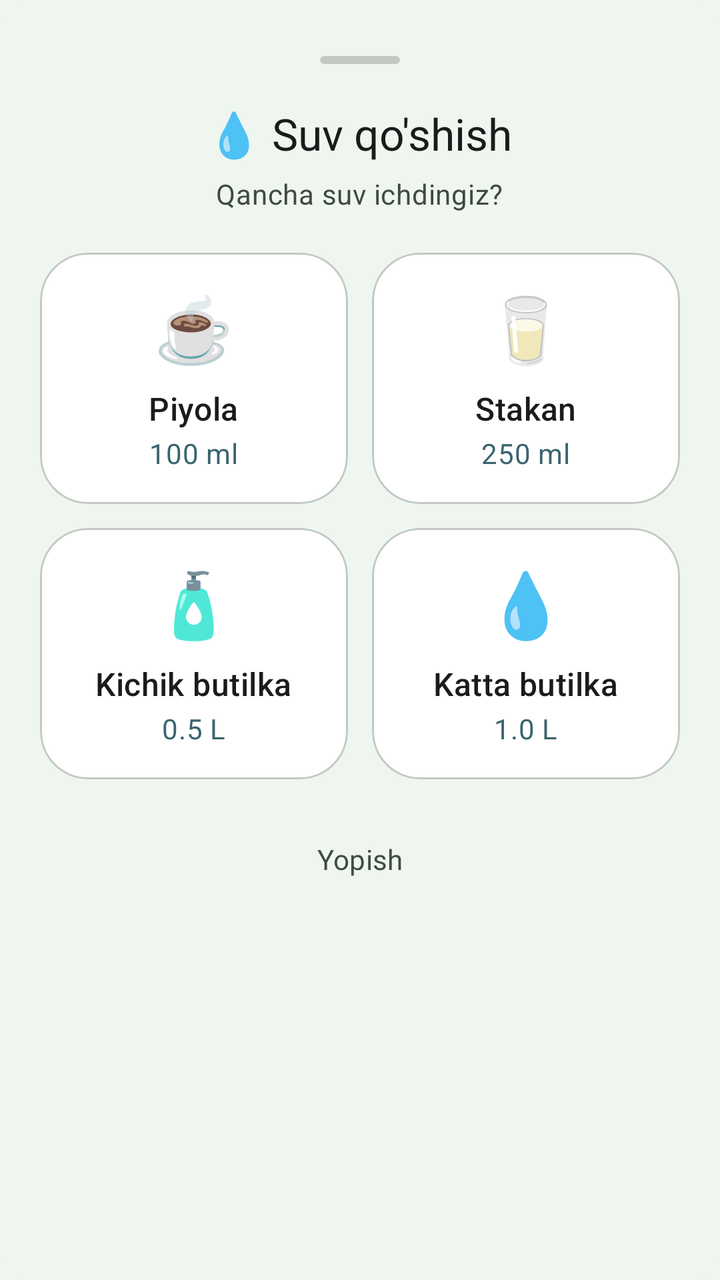
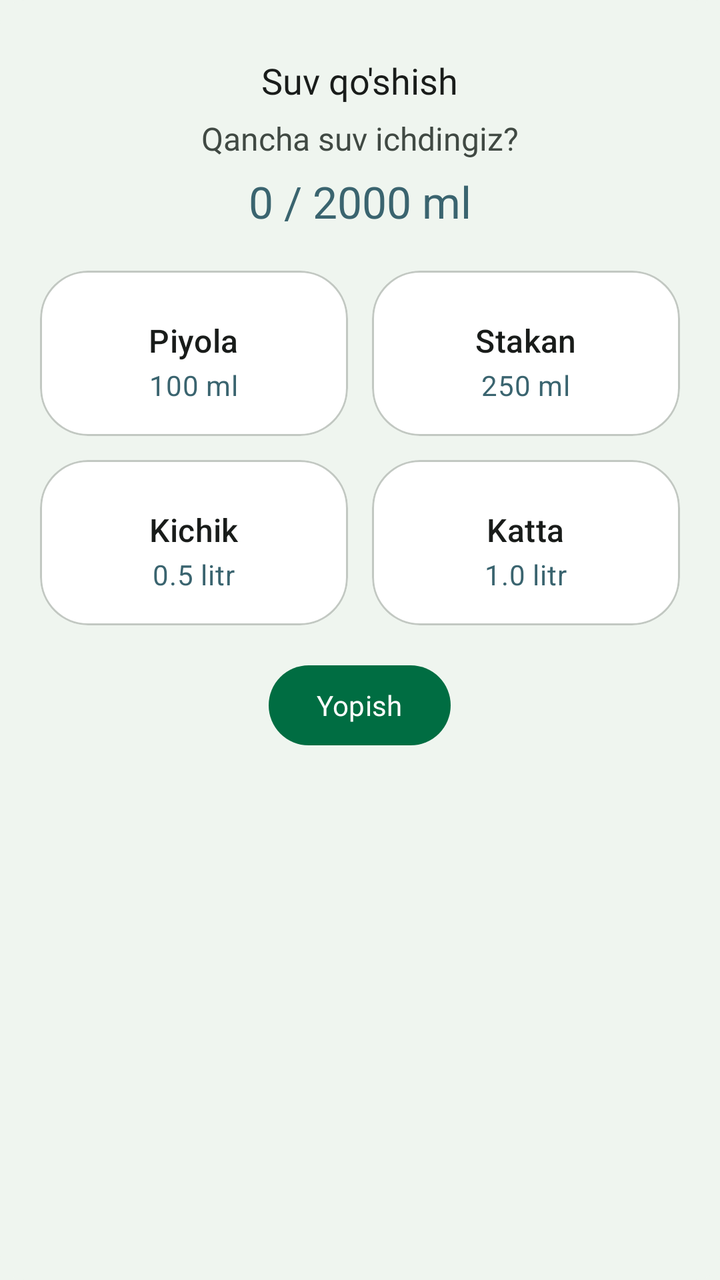

An Android layout rendered at two revisions. The XML below is the earlier revision; the diff shows what the commit changed to produce the second picture.
<!-- AndroidManifest.xml: application theme Theme.Ozamiz -->
<!-- res/layout/dialog_log_water.xml -->
<?xml version="1.0" encoding="utf-8"?>
<LinearLayout xmlns:android="http://schemas.android.com/apk/res/android"
    xmlns:app="http://schemas.android.com/apk/res-auto"
    android:layout_width="match_parent"
    android:layout_height="wrap_content"
    android:background="@drawable/round_lay"
    android:backgroundTint="?attr/colorSurfaceContainer"
    android:orientation="vertical"
    android:paddingHorizontal="20dp"
    android:paddingTop="28dp"
    android:paddingBottom="20dp">

    
    <View
        android:layout_width="40dp"
        android:layout_height="4dp"
        android:layout_gravity="center_horizontal"
        android:layout_marginBottom="20dp"
        android:background="@drawable/round_lay"
        android:backgroundTint="?colorOutlineVariant" />

    
    <TextView
        android:layout_width="wrap_content"
        android:layout_height="wrap_content"
        android:layout_gravity="center"
        android:layout_marginBottom="6dp"
        style="@style/TextAppearance.Material3.TitleLarge"
        android:fontFamily="@font/roboto_bold"
        android:text="💧 Suv qo'shish"
        android:textColor="?colorOnSurface" />

    <TextView
        android:layout_width="wrap_content"
        android:layout_height="wrap_content"
        android:layout_gravity="center"
        android:layout_marginBottom="20dp"
        style="@style/TextAppearance.Material3.BodyMedium"
        android:text="Qancha suv ichdingiz?"
        android:textColor="?colorOnSurfaceVariant" />

    
    <LinearLayout
        android:layout_width="match_parent"
        android:layout_height="wrap_content"
        android:orientation="horizontal">

        
        <com.google.android.material.card.MaterialCardView
            android:id="@+id/card_cup_100"
            android:layout_width="0dp"
            android:layout_height="wrap_content"
            android:layout_marginEnd="6dp"
            android:layout_weight="1"
            android:clickable="true"
            android:focusable="true"
            android:foreground="?selectableItemBackground"
            app:cardBackgroundColor="?attr/colorSurfaceContainerLowest"
            app:cardCornerRadius="24dp"
            app:cardElevation="0dp"
            app:strokeWidth="1dp"
            app:strokeColor="?attr/colorOutlineVariant">

            <LinearLayout
                android:layout_width="match_parent"
                android:layout_height="wrap_content"
                android:gravity="center"
                android:orientation="vertical"
                android:paddingVertical="16dp"
                android:paddingHorizontal="8dp">

                <TextView
                    android:layout_width="wrap_content"
                    android:layout_height="wrap_content"
                    android:text="☕"
                    android:textSize="32sp" />

                <TextView
                    android:layout_width="wrap_content"
                    android:layout_height="wrap_content"
                    android:layout_marginTop="8dp"
                    style="@style/TextAppearance.Material3.TitleMedium"
                    android:fontFamily="@font/roboto_medium"
                    android:text="Piyola"
                    android:textColor="?colorOnSurface" />

                <TextView
                    android:layout_width="wrap_content"
                    android:layout_height="wrap_content"
                    android:layout_marginTop="2dp"
                    style="@style/TextAppearance.Material3.BodyMedium"
                    android:fontFamily="@font/roboto_medium"
                    android:text="100 ml"
                    android:textColor="@color/blue" />
            </LinearLayout>
        </com.google.android.material.card.MaterialCardView>

        
        <com.google.android.material.card.MaterialCardView
            android:id="@+id/card_glass_250"
            android:layout_width="0dp"
            android:layout_height="wrap_content"
            android:layout_marginStart="6dp"
            android:layout_weight="1"
            android:clickable="true"
            android:focusable="true"
            android:foreground="?selectableItemBackground"
            app:cardBackgroundColor="?attr/colorSurfaceContainerLowest"
            app:cardCornerRadius="24dp"
            app:cardElevation="0dp"
            app:strokeWidth="1dp"
            app:strokeColor="?attr/colorOutlineVariant">

            <LinearLayout
                android:layout_width="match_parent"
                android:layout_height="wrap_content"
                android:gravity="center"
                android:orientation="vertical"
                android:paddingVertical="16dp"
                android:paddingHorizontal="8dp">

                <TextView
                    android:layout_width="wrap_content"
                    android:layout_height="wrap_content"
                    android:text="🥛"
                    android:textSize="32sp" />

                <TextView
                    android:layout_width="wrap_content"
                    android:layout_height="wrap_content"
                    android:layout_marginTop="8dp"
                    style="@style/TextAppearance.Material3.TitleMedium"
                    android:fontFamily="@font/roboto_medium"
                    android:text="Stakan"
                    android:textColor="?colorOnSurface" />

                <TextView
                    android:layout_width="wrap_content"
                    android:layout_height="wrap_content"
                    android:layout_marginTop="2dp"
                    style="@style/TextAppearance.Material3.BodyMedium"
                    android:fontFamily="@font/roboto_medium"
                    android:text="250 ml"
                    android:textColor="@color/blue" />
            </LinearLayout>
        </com.google.android.material.card.MaterialCardView>
    </LinearLayout>

    
    <LinearLayout
        android:layout_width="match_parent"
        android:layout_height="wrap_content"
        android:layout_marginTop="12dp"
        android:orientation="horizontal">

        
        <com.google.android.material.card.MaterialCardView
            android:id="@+id/card_bottle_500"
            android:layout_width="0dp"
            android:layout_height="wrap_content"
            android:layout_marginEnd="6dp"
            android:layout_weight="1"
            android:clickable="true"
            android:focusable="true"
            android:foreground="?selectableItemBackground"
            app:cardBackgroundColor="?attr/colorSurfaceContainerLowest"
            app:cardCornerRadius="24dp"
            app:cardElevation="0dp"
            app:strokeWidth="1dp"
            app:strokeColor="?attr/colorOutlineVariant">

            <LinearLayout
                android:layout_width="match_parent"
                android:layout_height="wrap_content"
                android:gravity="center"
                android:orientation="vertical"
                android:paddingVertical="16dp"
                android:paddingHorizontal="8dp">

                <TextView
                    android:layout_width="wrap_content"
                    android:layout_height="wrap_content"
                    android:text="🧴"
                    android:textSize="32sp" />

                <TextView
                    android:layout_width="wrap_content"
                    android:layout_height="wrap_content"
                    android:layout_marginTop="8dp"
                    style="@style/TextAppearance.Material3.TitleMedium"
                    android:fontFamily="@font/roboto_medium"
                    android:text="Kichik butilka"
                    android:textColor="?colorOnSurface" />

                <TextView
                    android:layout_width="wrap_content"
                    android:layout_height="wrap_content"
                    android:layout_marginTop="2dp"
                    style="@style/TextAppearance.Material3.BodyMedium"
                    android:fontFamily="@font/roboto_medium"
                    android:text="0.5 L"
                    android:textColor="@color/blue" />
            </LinearLayout>
        </com.google.android.material.card.MaterialCardView>

        
        <com.google.android.material.card.MaterialCardView
            android:id="@+id/card_bottle_1000"
            android:layout_width="0dp"
            android:layout_height="wrap_content"
            android:layout_marginStart="6dp"
            android:layout_weight="1"
            android:clickable="true"
            android:focusable="true"
            android:foreground="?selectableItemBackground"
            app:cardBackgroundColor="?attr/colorSurfaceContainerLowest"
            app:cardCornerRadius="24dp"
            app:cardElevation="0dp"
            app:strokeWidth="1dp"
            app:strokeColor="?attr/colorOutlineVariant">

            <LinearLayout
                android:layout_width="match_parent"
                android:layout_height="wrap_content"
                android:gravity="center"
                android:orientation="vertical"
                android:paddingVertical="16dp"
                android:paddingHorizontal="8dp">

                <TextView
                    android:layout_width="wrap_content"
                    android:layout_height="wrap_content"
                    android:text="💧"
                    android:textSize="32sp" />

                <TextView
                    android:layout_width="wrap_content"
                    android:layout_height="wrap_content"
                    android:layout_marginTop="8dp"
                    style="@style/TextAppearance.Material3.TitleMedium"
                    android:fontFamily="@font/roboto_medium"
                    android:text="Katta butilka"
                    android:textColor="?colorOnSurface" />

                <TextView
                    android:layout_width="wrap_content"
                    android:layout_height="wrap_content"
                    android:layout_marginTop="2dp"
                    style="@style/TextAppearance.Material3.BodyMedium"
                    android:fontFamily="@font/roboto_medium"
                    android:text="1.0 L"
                    android:textColor="@color/blue" />
            </LinearLayout>
        </com.google.android.material.card.MaterialCardView>
    </LinearLayout>

    
    <com.google.android.material.button.MaterialButton
        android:id="@+id/btn_close"
        style="@style/Widget.Material3.Button.TextButton"
        android:layout_width="wrap_content"
        android:layout_height="wrap_content"
        android:layout_gravity="center"
        android:layout_marginTop="16dp"
        android:minHeight="48dp"
        android:fontFamily="@font/roboto_medium"
        android:text="Yopish"
        android:textColor="?colorOnSurfaceVariant" />

</LinearLayout>
<!-- resources referenced by this layout -->
<resources>
  <color name="blue">#3A646F</color>
  <!-- drawable round_lay (drawable) -->
  <?xml version="1.0" encoding="utf-8"?>
  <shape xmlns:android="http://schemas.android.com/apk/res/android">
  <corners android:radius="@dimen/dimen_12"/>
      <solid android:color="?backgroundColor"/>
  </shape>
  <style name="Theme.Ozamiz" parent="Base.Ozamiz" />
  <dimen name="dimen_12">12dp</dimen>
  <color name="md_theme_light_surfaceContainer">#EFF5EF</color>
  <color name="md_theme_light_primary">#006D42</color>
  <color name="md_theme_light_onPrimary">#FFFFFF</color>
  <color name="md_theme_light_primaryContainer">#96F7B8</color>
  <color name="md_theme_light_onPrimaryContainer">#002111</color>
  <color name="md_theme_light_secondary">#4F6353</color>
  <color name="md_theme_light_onSecondary">#FFFFFF</color>
  <color name="md_theme_light_secondaryContainer">#D2E8D4</color>
  <color name="md_theme_light_onSecondaryContainer">#0D1F13</color>
  <color name="md_theme_light_tertiary">#3A646F</color>
  <color name="md_theme_light_onTertiary">#FFFFFF</color>
  <color name="md_theme_light_tertiaryContainer">#BEEAF7</color>
  <color name="md_theme_light_onTertiaryContainer">#001F25</color>
  <color name="md_theme_light_error">#BA1A1A</color>
  <color name="md_theme_light_onError">#FFFFFF</color>
  <color name="md_theme_light_errorContainer">#FFDAD6</color>
  <color name="md_theme_light_onErrorContainer">#410002</color>
  <color name="md_theme_light_surface">#FBFDF9</color>
  <color name="md_theme_light_onSurface">#191C1A</color>
  <color name="md_theme_light_surfaceVariant">#DBE5DD</color>
  <color name="md_theme_light_onSurfaceVariant">#404943</color>
  <color name="md_theme_light_outline">#707973</color>
  <color name="md_theme_light_surfaceContainerLowest">#FFFFFF</color>
  <color name="md_theme_light_surfaceContainerLow">#F5FBF5</color>
  <color name="md_theme_light_surfaceContainerHigh">#E9EFE9</color>
  <color name="md_theme_light_surfaceContainerHighest">#E3E9E3</color>
  <!-- unchanged entries left out for length: 1 -->
</resources>

<!-- the commit's change to res/layout/dialog_log_water.xml (unified diff, before → after) -->
@@ -10,34 +10,35 @@
     android:paddingTop="28dp"
     android:paddingBottom="20dp">
 
-    
-    <View
-        android:layout_width="40dp"
-        android:layout_height="4dp"
-        android:layout_gravity="center_horizontal"
+    <TextView
+        android:layout_width="wrap_content"
+        android:layout_height="wrap_content"
+        android:layout_gravity="center"
+        android:layout_marginBottom="6dp"
+        android:textSize="18sp"
+        android:fontFamily="@font/roboto_bold"
+        android:text="Suv qo'shish"
+        android:textColor="?colorOnSurface" />
+
+    <TextView
+        android:layout_width="wrap_content"
+        android:layout_height="wrap_content"
+        android:layout_gravity="center"
+        android:layout_marginBottom="6dp"
+        style="@style/Text1_16"
+        android:text="Qancha suv ichdingiz?"
+        android:textColor="?colorOnSurfaceVariant" />
+
+    <TextView
+        android:id="@+id/tv_water_progress"
+        android:layout_width="wrap_content"
+        android:layout_height="wrap_content"
+        android:layout_gravity="center"
         android:layout_marginBottom="20dp"
-        android:background="@drawable/round_lay"
-        android:backgroundTint="?colorOutlineVariant" />
-
-    
-    <TextView
-        android:layout_width="wrap_content"
-        android:layout_height="wrap_content"
-        android:layout_gravity="center"
-        android:layout_marginBottom="6dp"
         style="@style/TextAppearance.Material3.TitleLarge"
         android:fontFamily="@font/roboto_bold"
-        android:text="💧 Suv qo'shish"
-        android:textColor="?colorOnSurface" />
-
-    <TextView
-        android:layout_width="wrap_content"
-        android:layout_height="wrap_content"
-        android:layout_gravity="center"
-        android:layout_marginBottom="20dp"
-        style="@style/TextAppearance.Material3.BodyMedium"
-        android:text="Qancha suv ichdingiz?"
-        android:textColor="?colorOnSurfaceVariant" />
+        android:text="0 / 2000 ml"
+        android:textColor="@color/blue" />
 
     
     <LinearLayout
@@ -69,11 +70,6 @@
                 android:paddingVertical="16dp"
                 android:paddingHorizontal="8dp">
 
-                <TextView
-                    android:layout_width="wrap_content"
-                    android:layout_height="wrap_content"
-                    android:text="☕"
-                    android:textSize="32sp" />
 
                 <TextView
                     android:layout_width="wrap_content"
@@ -119,11 +115,6 @@
                 android:paddingVertical="16dp"
                 android:paddingHorizontal="8dp">
 
-                <TextView
-                    android:layout_width="wrap_content"
-                    android:layout_height="wrap_content"
-                    android:text="🥛"
-                    android:textSize="32sp" />
 
                 <TextView
                     android:layout_width="wrap_content"
@@ -177,28 +168,23 @@
                 android:paddingVertical="16dp"
                 android:paddingHorizontal="8dp">
 
-                <TextView
-                    android:layout_width="wrap_content"
-                    android:layout_height="wrap_content"
-                    android:text="🧴"
-                    android:textSize="32sp" />
-
-                <TextView
-                    android:layout_width="wrap_content"
-                    android:layout_height="wrap_content"
-                    android:layout_marginTop="8dp"
-                    style="@style/TextAppearance.Material3.TitleMedium"
-                    android:fontFamily="@font/roboto_medium"
-                    android:text="Kichik butilka"
-                    android:textColor="?colorOnSurface" />
-
-                <TextView
-                    android:layout_width="wrap_content"
-                    android:layout_height="wrap_content"
-                    android:layout_marginTop="2dp"
-                    style="@style/TextAppearance.Material3.BodyMedium"
-                    android:fontFamily="@font/roboto_medium"
-                    android:text="0.5 L"
+
+                <TextView
+                    android:layout_width="wrap_content"
+                    android:layout_height="wrap_content"
+                    android:layout_marginTop="8dp"
+                    style="@style/TextAppearance.Material3.TitleMedium"
+                    android:fontFamily="@font/roboto_medium"
+                    android:text="Kichik"
+                    android:textColor="?colorOnSurface" />
+
+                <TextView
+                    android:layout_width="wrap_content"
+                    android:layout_height="wrap_content"
+                    android:layout_marginTop="2dp"
+                    style="@style/TextAppearance.Material3.BodyMedium"
+                    android:fontFamily="@font/roboto_medium"
+                    android:text="0.5 litr"
                     android:textColor="@color/blue" />
             </LinearLayout>
         </com.google.android.material.card.MaterialCardView>
@@ -227,44 +213,37 @@
                 android:paddingVertical="16dp"
                 android:paddingHorizontal="8dp">
 
-                <TextView
-                    android:layout_width="wrap_content"
-                    android:layout_height="wrap_content"
-                    android:text="💧"
-                    android:textSize="32sp" />
-
-                <TextView
-                    android:layout_width="wrap_content"
-                    android:layout_height="wrap_content"
-                    android:layout_marginTop="8dp"
-                    style="@style/TextAppearance.Material3.TitleMedium"
-                    android:fontFamily="@font/roboto_medium"
-                    android:text="Katta butilka"
-                    android:textColor="?colorOnSurface" />
-
-                <TextView
-                    android:layout_width="wrap_content"
-                    android:layout_height="wrap_content"
-                    android:layout_marginTop="2dp"
-                    style="@style/TextAppearance.Material3.BodyMedium"
-                    android:fontFamily="@font/roboto_medium"
-                    android:text="1.0 L"
+
+                <TextView
+                    android:layout_width="wrap_content"
+                    android:layout_height="wrap_content"
+                    android:layout_marginTop="8dp"
+                    style="@style/TextAppearance.Material3.TitleMedium"
+                    android:fontFamily="@font/roboto_medium"
+                    android:text="Katta"
+                    android:textColor="?colorOnSurface" />
+
+                <TextView
+                    android:layout_width="wrap_content"
+                    android:layout_height="wrap_content"
+                    android:layout_marginTop="2dp"
+                    style="@style/TextAppearance.Material3.BodyMedium"
+                    android:fontFamily="@font/roboto_medium"
+                    android:text="1.0 litr"
                     android:textColor="@color/blue" />
             </LinearLayout>
         </com.google.android.material.card.MaterialCardView>
     </LinearLayout>
 
-    
     <com.google.android.material.button.MaterialButton
         android:id="@+id/btn_close"
-        style="@style/Widget.Material3.Button.TextButton"
         android:layout_width="wrap_content"
         android:layout_height="wrap_content"
         android:layout_gravity="center"
         android:layout_marginTop="16dp"
+        style="@style/ThemeOverlay.Material3.Button.TonalButton"
         android:minHeight="48dp"
         android:fontFamily="@font/roboto_medium"
-        android:text="Yopish"
-        android:textColor="?colorOnSurfaceVariant" />
+        android:text="Yopish" />
 
 </LinearLayout>
<!-- resource entries referenced after the edit -->
@@ -7,6 +7,10 @@
   <corners android:radius="@dimen/dimen_12"/>
       <solid android:color="?backgroundColor"/>
   </shape>
+  <style name="Text1_16">
+          <item name="android:textSize">16sp</item>
+          <item name="android:fontFamily">@font/roboto_regular</item>
+      </style>
   <style name="Theme.Ozamiz" parent="Base.Ozamiz" />
   <dimen name="dimen_12">12dp</dimen>
   <color name="md_theme_light_surfaceContainer">#EFF5EF</color>
